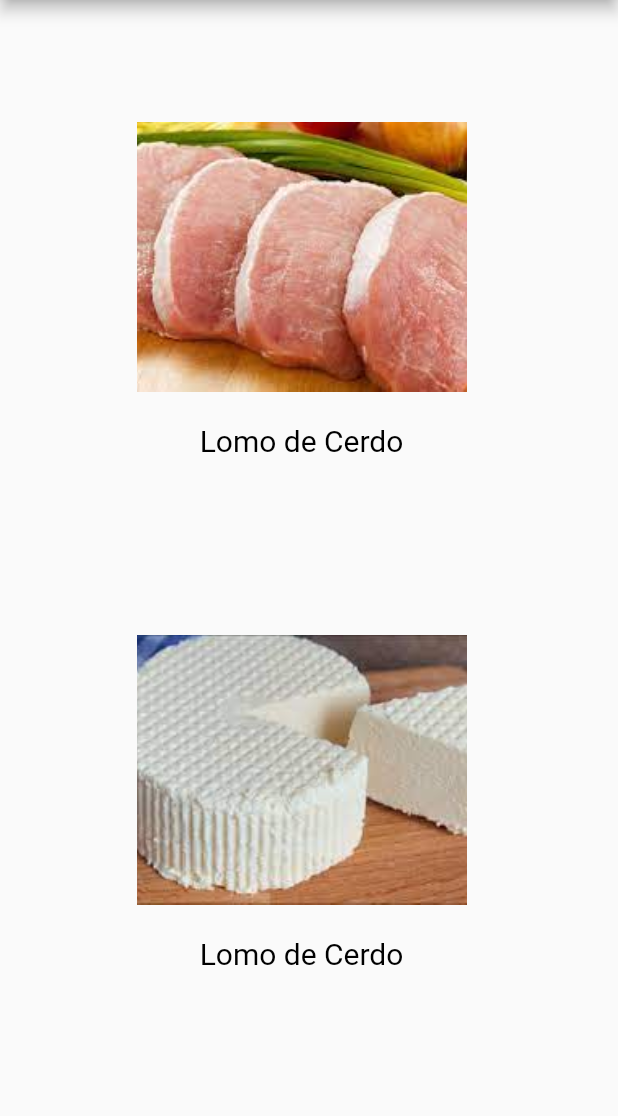
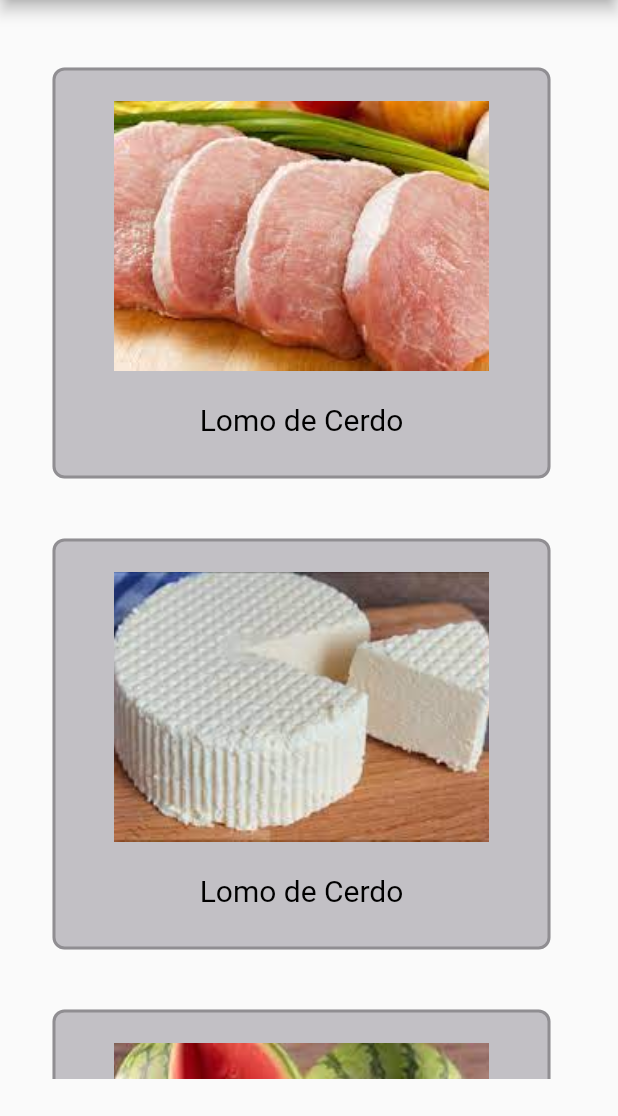
Before and after one commit to ferdeX64/prowessagronomia, a Flutter app: the screen it shows after launch, on a phone screen of 412 x 824 dp, the part 120-1236 px from its top. Run offline on Flutter 3.47's test engine with Material 2 defaults, Android fonts, the phone set to English and light mode, and no system bars; our stand-ins replace accordion, sliding_up_panel.

Commit message:
Homepage

```diff
--- a/lib/src/pages/homepage.dart
+++ b/lib/src/pages/homepage.dart
@@ -66,8 +66,13 @@ class _HomepageState extends State<Homepage> {
                 shrinkWrap: true,
                 physics: const NeverScrollableScrollPhysics(),
                 itemBuilder: (BuildContext context, int index) => Container(
-                  margin: const EdgeInsets.only(bottom: 20, left:30,right: 40,top:20),
-                  padding: const EdgeInsets.all(36),
+                  margin: const EdgeInsets.only(bottom: 20, left:10,right: 20,top:20),
+                  padding: const EdgeInsets.all(20),
+                  decoration: BoxDecoration(
+                    color: const Color.fromRGBO(109, 104, 117,0.4),
+                    borderRadius: BorderRadius.circular(8.0),
+                    border: Border.all(
+                        width: 2, color: Colors.black26)),
                   child: Column(
                     children: <Widget>[
                       Image.asset(mList1[index].icon,
```
